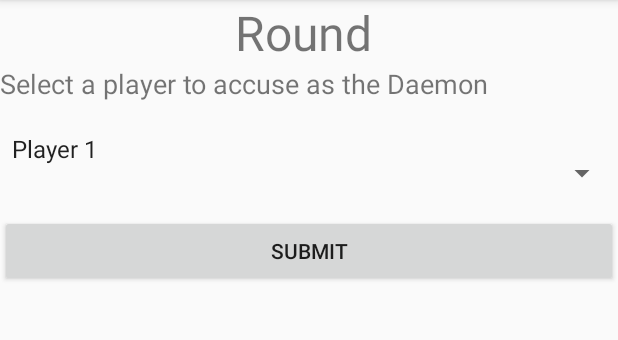
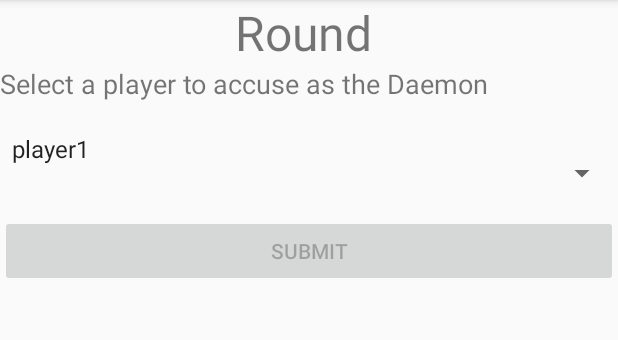
Before and after one commit to CyanBuckeye/cse5473project, an Android app: the GameActivity screen opened directly, with no data from a screen before it, on a phone screen of 412 x 824 dp, the part 84-424 px from its top. Run offline under Robolectric (Android 15) with nearby library versions, the phone set to English and light mode, and no system bars; network calls fail.

Commit message:
completeHttpServer updated for 3 players total. Game match updated. Run with three emulators on ip "192.168.56.1" player usernames must be "player1" "player2" and "player3" Submit button is currently disabled once polling is updated we can enable it.

```diff
--- a/app/src/main/java/com/project/cse5473/mafia/GameActivity.java
+++ b/app/src/main/java/com/project/cse5473/mafia/GameActivity.java
@@ -10,7 +10,11 @@ import android.view.View;
 import android.widget.ArrayAdapter;
 import android.widget.Spinner;
 import android.widget.Button;
+import android.view.View.OnClickListener;
 import android.widget.TextView;
+
+import org.json.JSONException;
+import org.json.JSONObject;
 
 import java.util.ArrayList;
 import java.util.HashMap;
@@ -29,6 +33,9 @@ public class GameActivity extends AppCompatActivity {
         setSupportActionBar(toolbar);
 
         addListenerOnSpinnerItemSelection();
+        addListenerOnButton();
+        submit.setEnabled(false);
+        //Need to enable button (vote_butn.setEnabled = true) once server state equals 2
     }
 
     public void addListenerOnSpinnerItemSelection() {
@@ -36,4 +43,31 @@ public class GameActivity extends AppCompatActivity {
         spinner.setOnItemSelectedListener(new CustomOnItemSelectedListener());
     }
 
+    public void addListenerOnButton() {
+
+        spinner = (Spinner) findViewById(R.id.vote_spinner);
+        submit = (Button) findViewById(R.id.vote_btn);
+
+        submit.setOnClickListener(new OnClickListener() {
+
+            @Override
+            public void onClick(View v) {
+                String method = "POST";
+                JSONObject json = new JSONObject();
+                try {
+                    json.put("state", 2);
+                    json.put("type", 2);
+                    json.put("msg", String.valueOf(spinner.getSelectedItem()));
+                } catch (JSONException je) {
+                    throw new RuntimeException(je);
+                }
+                String ip = "192.168.56.1";
+                String jsonStr = json.toString();
+                HttpRequestTask tsk = new HttpRequestTask();
+                tsk.execute(ip, jsonStr);
+            }
+
+        });
+
+    }
 }
--- a/app/src/main/res/values/strings.xml
+++ b/app/src/main/res/values/strings.xml
@@ -5,10 +5,9 @@
     <string name="title_activity_join_game">JoinGameActivity</string>
     <string name="accuse_prompt">Select a player to accuse as the Daemon</string>
     <string-array name="players_array">
-        <item>Player 1</item>
-        <item>Player 2</item>
-        <item>Player 3</item>
-        <item>Player 4</item>
+        <item>player1</item>
+        <item>player2</item>
+        <item>player3</item>
     </string-array>
     <string name="title_activity_game">GameActivity</string>
 
```
Also changed, not shown: 1 other file.
